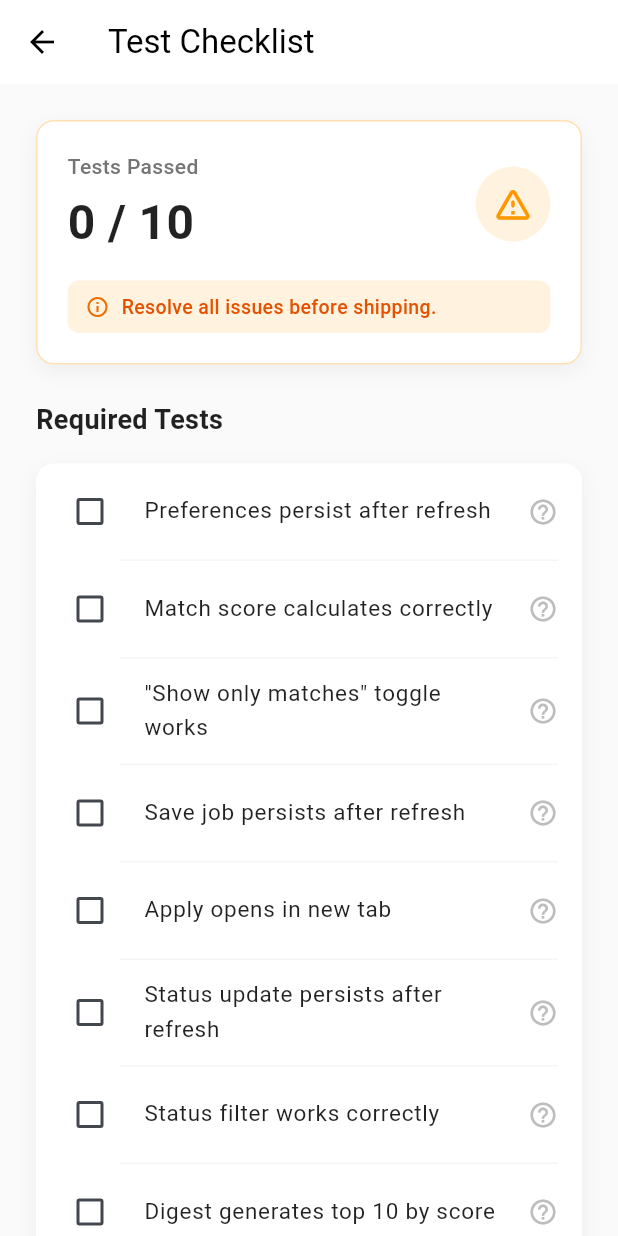
After one commit to could-ai/019c5b06-5dcc-7a1b-af56-df806d7b7d0c, a Flutter app: the TestChecklistScreen screen opened by its route, on a phone screen of 412 x 824 dp. The commit adds this screen. Run offline on Flutter 3.47's test engine with Material 3 defaults, Android fonts, the phone set to English and light mode, and no system bars.

Commit message:
Created ChecklistService to manage the state of the test checklist items, ensuring persistence across screen navigation within the session.; Created TestChecklistScreen with a premium design, implementing the checklist UI, summary card with warning, and locked navigation logic.; Created ShipScreen to serve as the destination route /jt/08-ship, accessible only when all tests are passed.; Updated main.dart to include routes for /jt/07-test and /jt/08-ship, and added a navigation button on the home screen.

```diff
--- a/usr/lib/main.dart
+++ b/usr/lib/main.dart
@@ -1,4 +1,6 @@
 import 'package:flutter/material.dart';
+import 'screens/test_checklist_screen.dart';
+import 'screens/ship_screen.dart';
 
 void main() {
   runApp(const MyApp());
@@ -10,7 +12,7 @@ class MyApp extends StatelessWidget {
   @override
   Widget build(BuildContext context) {
     return MaterialApp(
-      title: 'CouldAI User App',
+      title: 'Job Notification Tracker',
       debugShowCheckedModeBanner: false,
       theme: ThemeData(
         colorScheme: ColorScheme.fromSeed(seedColor: Colors.blue),
@@ -19,6 +21,8 @@ class MyApp extends StatelessWidget {
       initialRoute: '/',
       routes: {
         '/': (context) => const HomeScreen(),
+        '/jt/07-test': (context) => const TestChecklistScreen(),
+        '/jt/08-ship': (context) => const ShipScreen(),
       },
     );
   }
@@ -31,7 +35,7 @@ class HomeScreen extends StatelessWidget {
   Widget build(BuildContext context) {
     return Scaffold(
       appBar: AppBar(
-        title: const Text('CouldAI User App'),
+        title: const Text('Job Notification Tracker'),
         backgroundColor: Theme.of(context).colorScheme.inversePrimary,
       ),
       body: Center(
@@ -41,27 +45,29 @@ class HomeScreen extends StatelessWidget {
             mainAxisAlignment: MainAxisAlignment.center,
             children: [
               Icon(
-                Icons.rocket_launch_outlined,
+                Icons.work_outline,
                 size: 64,
                 color: Theme.of(context).colorScheme.primary,
               ),
               const SizedBox(height: 24),
               const Text(
-                'Welcome to CouldAI User App',
+                'Job Notification Tracker',
                 style: TextStyle(
                   fontSize: 24,
                   fontWeight: FontWeight.bold,
                 ),
                 textAlign: TextAlign.center,
               ),
-              const SizedBox(height: 16),
-              const Text(
-                'I am ready to help you build your application. Please share your design requirements or screenshots so we can proceed!',
-                style: TextStyle(
-                  fontSize: 16,
-                  color: Colors.grey,
+              const SizedBox(height: 32),
+              ElevatedButton.icon(
+                onPressed: () {
+                  Navigator.pushNamed(context, '/jt/07-test');
+                },
+                icon: const Icon(Icons.checklist),
+                label: const Text('Go to Test Checklist'),
+                style: ElevatedButton.styleFrom(
+                  padding: const EdgeInsets.symmetric(horizontal: 24, vertical: 12),
                 ),
-                textAlign: TextAlign.center,
               ),
             ],
           ),
--- /dev/null
+++ b/usr/lib/screens/ship_screen.dart
@@ -0,0 +1,80 @@
+import 'package:flutter/material.dart';
+
+class ShipScreen extends StatelessWidget {
+  const ShipScreen({super.key});
+
+  @override
+  Widget build(BuildContext context) {
+    return Scaffold(
+      appBar: AppBar(
+        title: const Text('Ship'),
+        backgroundColor: Colors.white,
+        elevation: 0,
+        foregroundColor: Colors.black,
+      ),
+      backgroundColor: Colors.grey[50],
+      body: Center(
+        child: Column(
+          mainAxisAlignment: MainAxisAlignment.center,
+          children: [
+            Container(
+              padding: const EdgeInsets.all(32),
+              decoration: BoxDecoration(
+                color: Colors.green[50],
+                shape: BoxShape.circle,
+              ),
+              child: Icon(
+                Icons.check_circle_outline,
+                size: 80,
+                color: Colors.green[600],
+              ),
+            ),
+            const SizedBox(height: 32),
+            const Text(
+              'Ready to Ship!',
+              style: TextStyle(
+                fontSize: 28,
+                fontWeight: FontWeight.bold,
+                color: Colors.black87,
+              ),
+            ),
+            const SizedBox(height: 16),
+            Padding(
+              padding: const EdgeInsets.symmetric(horizontal: 40),
+              child: Text(
+                'All tests have passed. The application is ready for deployment.',
+                textAlign: TextAlign.center,
+                style: TextStyle(
+                  fontSize: 16,
+                  color: Colors.grey[600],
+                  height: 1.5,
+                ),
+              ),
+            ),
+            const SizedBox(height: 48),
+            ElevatedButton(
+              onPressed: () {
+                // Simulate shipping action
+                ScaffoldMessenger.of(context).showSnackBar(
+                  const SnackBar(content: Text('Shipping process initiated...')),
+                );
+              },
+              style: ElevatedButton.styleFrom(
+                backgroundColor: Colors.green[600],
+                foregroundColor: Colors.white,
+                padding: const EdgeInsets.symmetric(horizontal: 32, vertical: 16),
+                shape: RoundedRectangleBorder(
+                  borderRadius: BorderRadius.circular(30),
+                ),
+              ),
+              child: const Text(
+                'Deploy Now',
+                style: TextStyle(fontSize: 16, fontWeight: FontWeight.bold),
+              ),
+            ),
+          ],
+        ),
+      ),
+    );
+  }
+}
--- /dev/null
+++ b/usr/lib/screens/test_checklist_screen.dart
@@ -0,0 +1,257 @@
+import 'package:flutter/material.dart';
+import '../services/checklist_service.dart';
+
+class TestChecklistScreen extends StatefulWidget {
+  const TestChecklistScreen({super.key});
+
+  @override
+  State<TestChecklistScreen> createState() => _TestChecklistScreenState();
+}
+
+class _TestChecklistScreenState extends State<TestChecklistScreen> {
+  final ChecklistService _checklistService = ChecklistService();
+
+  @override
+  Widget build(BuildContext context) {
+    return Scaffold(
+      appBar: AppBar(
+        title: const Text('Test Checklist'),
+        backgroundColor: Colors.white,
+        elevation: 0,
+        foregroundColor: Colors.black,
+      ),
+      backgroundColor: Colors.grey[50],
+      body: ListenableBuilder(
+        listenable: _checklistService,
+        builder: (context, child) {
+          final completed = _checklistService.completedCount;
+          final total = _checklistService.totalCount;
+          final isComplete = _checklistService.isAllCompleted;
+
+          return SingleChildScrollView(
+            padding: const EdgeInsets.all(24.0),
+            child: Column(
+              crossAxisAlignment: CrossAxisAlignment.start,
+              children: [
+                _buildSummaryCard(completed, total),
+                const SizedBox(height: 24),
+                const Text(
+                  'Required Tests',
+                  style: TextStyle(
+                    fontSize: 18,
+                    fontWeight: FontWeight.bold,
+                    color: Colors.black87,
+                  ),
+                ),
+                const SizedBox(height: 16),
+                _buildChecklist(),
+                const SizedBox(height: 32),
+                _buildActionButtons(isComplete),
+              ],
+            ),
+          );
+        },
+      ),
+    );
+  }
+
+  Widget _buildSummaryCard(int completed, int total) {
+    final isPassing = completed == total;
+    return Container(
+      padding: const EdgeInsets.all(20),
+      decoration: BoxDecoration(
+        color: Colors.white,
+        borderRadius: BorderRadius.circular(12),
+        boxShadow: [
+          BoxShadow(
+            color: Colors.black.withOpacity(0.05),
+            blurRadius: 10,
+            offset: const Offset(0, 4),
+          ),
+        ],
+        border: Border.all(
+          color: isPassing ? Colors.green.withOpacity(0.3) : Colors.orange.withOpacity(0.3),
+          width: 1,
+        ),
+      ),
+      child: Column(
+        children: [
+          Row(
+            mainAxisAlignment: MainAxisAlignment.spaceBetween,
+            children: [
+              Column(
+                crossAxisAlignment: CrossAxisAlignment.start,
+                children: [
+                  Text(
+                    'Tests Passed',
+                    style: TextStyle(
+                      fontSize: 14,
+                      color: Colors.grey[600],
+                      fontWeight: FontWeight.w500,
+                    ),
+                  ),
+                  const SizedBox(height: 4),
+                  Text(
+                    '$completed / $total',
+                    style: TextStyle(
+                      fontSize: 32,
+                      fontWeight: FontWeight.bold,
+                      color: isPassing ? Colors.green[700] : Colors.black87,
+                    ),
+                  ),
+                ],
+              ),
+              Container(
+                height: 50,
+                width: 50,
+                decoration: BoxDecoration(
+                  color: isPassing ? Colors.green[50] : Colors.orange[50],
+                  shape: BoxShape.circle,
+                ),
+                child: Icon(
+                  isPassing ? Icons.check_circle : Icons.warning_amber_rounded,
+                  color: isPassing ? Colors.green : Colors.orange,
+                  size: 28,
+                ),
+              ),
+            ],
+          ),
+          if (!isPassing) ...[
+            const SizedBox(height: 16),
+            Container(
+              padding: const EdgeInsets.symmetric(horizontal: 12, vertical: 8),
+              decoration: BoxDecoration(
+                color: Colors.orange[50],
+                borderRadius: BorderRadius.circular(8),
+              ),
+              child: Row(
+                children: [
+                  Icon(Icons.info_outline, size: 16, color: Colors.orange[800]),
+                  const SizedBox(width: 8),
+                  Text(
+                    'Resolve all issues before shipping.',
+                    style: TextStyle(
+                      color: Colors.orange[900],
+                      fontSize: 13,
+                      fontWeight: FontWeight.w500,
+                    ),
+                  ),
+                ],
+              ),
+            ),
+          ],
+        ],
+      ),
+    );
+  }
+
+  Widget _buildChecklist() {
+    return Container(
+      decoration: BoxDecoration(
+        color: Colors.white,
+        borderRadius: BorderRadius.circular(12),
+        boxShadow: [
+          BoxShadow(
+            color: Colors.black.withOpacity(0.05),
+            blurRadius: 10,
+            offset: const Offset(0, 4),
+          ),
+        ],
+      ),
+      child: Column(
+        children: _checklistService.items.asMap().entries.map((entry) {
+          final index = entry.key;
+          final item = entry.value;
+          final isLast = index == _checklistService.items.length - 1;
+          final isChecked = _checklistService.isChecked(item);
+
+          return Column(
+            children: [
+              CheckboxListTile(
+                value: isChecked,
+                onChanged: (val) {
+                  _checklistService.toggleItem(item);
+                },
+                title: Text(
+                  item,
+                  style: TextStyle(
+                    decoration: isChecked ? TextDecoration.lineThrough : null,
+                    color: isChecked ? Colors.grey : Colors.black87,
+                    fontSize: 15,
+                  ),
+                ),
+                secondary: Tooltip(
+                  message: _checklistService.getTooltip(item),
+                  triggerMode: TooltipTriggerMode.tap,
+                  child: Icon(
+                    Icons.help_outline,
+                    size: 20,
+                    color: Colors.grey[400],
+                  ),
+                ),
+                activeColor: Colors.blue[700],
+                contentPadding: const EdgeInsets.symmetric(horizontal: 16, vertical: 4),
+                controlAffinity: ListTileControlAffinity.leading,
+              ),
+              if (!isLast)
+                Divider(height: 1, color: Colors.grey[100], indent: 56, endIndent: 16),
+            ],
+          );
+        }).toList(),
+      ),
+    );
+  }
+
+  Widget _buildActionButtons(bool isComplete) {
+    return Column(
+      children: [
+        SizedBox(
+          width: double.infinity,
+          height: 50,
+          child: ElevatedButton(
+            onPressed: isComplete
+                ? () {
+                    Navigator.pushNamed(context, '/jt/08-ship');
+                  }
+                : null,
+            style: ElevatedButton.styleFrom(
+              backgroundColor: Colors.blue[700],
+              foregroundColor: Colors.white,
+              disabledBackgroundColor: Colors.grey[300],
+              disabledForegroundColor: Colors.grey[500],
+              shape: RoundedRectangleBorder(
+                borderRadius: BorderRadius.circular(10),
+              ),
+              elevation: isComplete ? 2 : 0,
+            ),
+            child: Row(
+              mainAxisAlignment: MainAxisAlignment.center,
+              children: [
+                Icon(isComplete ? Icons.rocket_launch : Icons.lock_outline, size: 20),
+                const SizedBox(width: 12),
+                Text(
+                  isComplete ? 'Proceed to Ship' : 'Locked: Complete Tests',
+                  style: const TextStyle(
+                    fontSize: 16,
+                    fontWeight: FontWeight.bold,
+                  ),
+                ),
+              ],
+            ),
+          ),
+        ),
+        const SizedBox(height: 16),
+        TextButton.icon(
+          onPressed: () {
+            _checklistService.reset();
+          },
+          icon: const Icon(Icons.refresh, size: 16),
+          label: const Text('Reset Test Status'),
+          style: TextButton.styleFrom(
+            foregroundColor: Colors.grey[600],
+          ),
+        ),
+      ],
+    );
+  }
+}
--- /dev/null
+++ b/usr/lib/services/checklist_service.dart
@@ -0,0 +1,54 @@
+import 'package:flutter/material.dart';
+
+class ChecklistService extends ChangeNotifier {
+  static final ChecklistService _instance = ChecklistService._internal();
+  factory ChecklistService() => _instance;
+
+  ChecklistService._internal();
+
+  final Map<String, bool> _checklist = {
+    'Preferences persist after refresh': false,
+    'Match score calculates correctly': false,
+    '"Show only matches" toggle works': false,
+    'Save job persists after refresh': false,
+    'Apply opens in new tab': false,
+    'Status update persists after refresh': false,
+    'Status filter works correctly': false,
+    'Digest generates top 10 by score': false,
+    'Digest persists for the day': false,
+    'No console errors on main pages': false,
+  };
+
+  final Map<String, String> _tooltips = {
+    'Preferences persist after refresh': 'Change preferences, reload the page, and verify they are restored.',
+    'Match score calculates correctly': 'Manually verify the math on a job card match score.',
+    '"Show only matches" toggle works': 'Toggle the switch and verify non-matching jobs are hidden.',
+    'Save job persists after refresh': 'Save a job, reload the app, and check the saved jobs list.',
+    'Apply opens in new tab': 'Click the apply button and verify it opens the link in a new browser tab.',
+    'Status update persists after refresh': 'Change a job status, reload, and verify the status is preserved.',
+    'Status filter works correctly': 'Filter the list by a specific status and verify only those jobs appear.',
+    'Digest generates top 10 by score': 'Check that the daily digest contains exactly the top 10 jobs by score.',
+    'Digest persists for the day': 'Reload the app and verify the digest does not regenerate for the same day.',
+    'No console errors on main pages': 'Navigate through main pages and check the debug console for red errors.',
+  };
+
+  bool isChecked(String key) => _checklist[key] ?? false;
+  String getTooltip(String key) => _tooltips[key] ?? '';
+  List<String> get items => _checklist.keys.toList();
+
+  int get completedCount => _checklist.values.where((v) => v).length;
+  int get totalCount => _checklist.length;
+  bool get isAllCompleted => completedCount == totalCount;
+
+  void toggleItem(String key) {
+    if (_checklist.containsKey(key)) {
+      _checklist[key] = !(_checklist[key] ?? false);
+      notifyListeners();
+    }
+  }
+
+  void reset() {
+    _checklist.updateAll((key, value) => false);
+    notifyListeners();
+  }
+}
```
